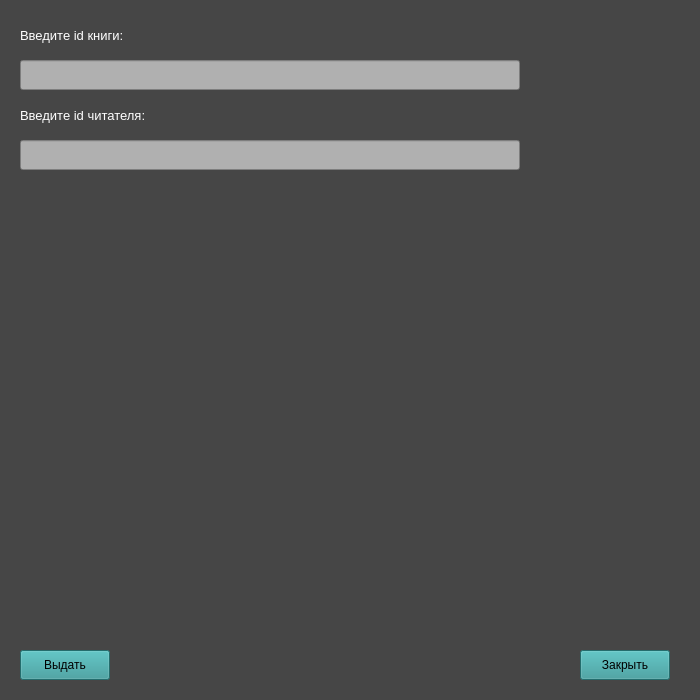
Old version of the form GiveBook.ui in the repository andrejmaznin/library.
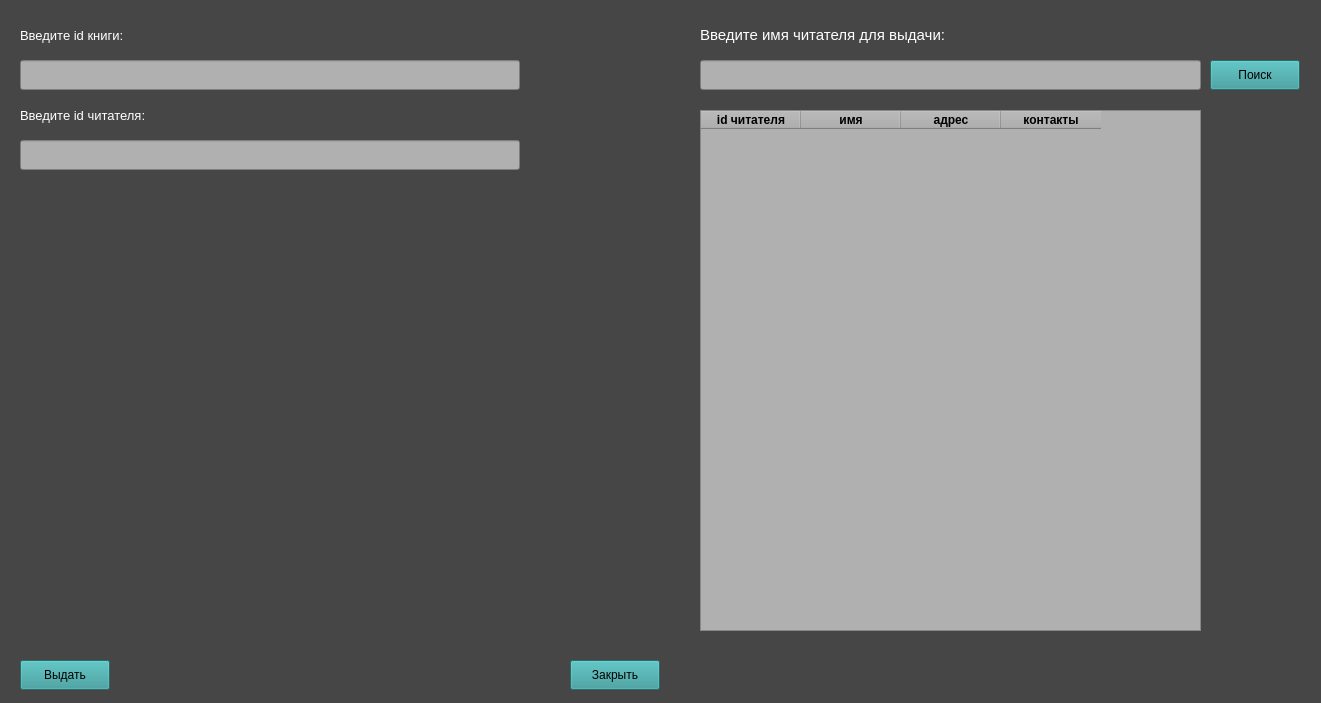
New version of the form.

Commit message: сделал поиск читателей в окне выдачи книг

Diff of the .ui file:
```diff
--- a/GiveBook.ui
+++ b/GiveBook.ui
@@ -6,8 +6,8 @@
    <rect>
     <x>0</x>
     <y>0</y>
-    <width>700</width>
-    <height>700</height>
+    <width>1321</width>
+    <height>703</height>
    </rect>
   </property>
   <property name="windowTitle">
@@ -141,7 +141,7 @@
    <property name="geometry">
     <rect>
      <x>20</x>
-     <y>650</y>
+     <y>660</y>
      <width>90</width>
      <height>30</height>
     </rect>
@@ -156,8 +156,8 @@
   <widget class="QPushButton" name="btn_cancel">
    <property name="geometry">
     <rect>
-     <x>580</x>
-     <y>650</y>
+     <x>570</x>
+     <y>660</y>
      <width>90</width>
      <height>30</height>
     </rect>
@@ -169,6 +169,118 @@
     <string>Закрыть</string>
    </property>
   </widget>
+  <widget class="QTableWidget" name="table_clients">
+   <property name="geometry">
+    <rect>
+     <x>700</x>
+     <y>110</y>
+     <width>501</width>
+     <height>521</height>
+    </rect>
+   </property>
+   <property name="styleSheet">
+    <string notr="true">background-color: rgb(176, 176, 176);
+</string>
+   </property>
+   <column>
+    <property name="text">
+     <string>id читателя</string>
+    </property>
+    <property name="font">
+     <font>
+      <pointsize>9</pointsize>
+      <weight>75</weight>
+      <bold>true</bold>
+     </font>
+    </property>
+   </column>
+   <column>
+    <property name="text">
+     <string>имя</string>
+    </property>
+    <property name="font">
+     <font>
+      <weight>75</weight>
+      <bold>true</bold>
+     </font>
+    </property>
+   </column>
+   <column>
+    <property name="text">
+     <string>адрес</string>
+    </property>
+    <property name="font">
+     <font>
+      <weight>75</weight>
+      <bold>true</bold>
+     </font>
+    </property>
+   </column>
+   <column>
+    <property name="text">
+     <string>контакты</string>
+    </property>
+    <property name="font">
+     <font>
+      <weight>75</weight>
+      <bold>true</bold>
+     </font>
+    </property>
+   </column>
+  </widget>
+  <widget class="QLineEdit" name="lineEdit_name">
+   <property name="geometry">
+    <rect>
+     <x>700</x>
+     <y>60</y>
+     <width>501</width>
+     <height>30</height>
+    </rect>
+   </property>
+   <property name="styleSheet">
+    <string notr="true">background-color: rgb(176, 176, 176);</string>
+   </property>
+  </widget>
+  <widget class="QLabel" name="label_client_name">
+   <property name="geometry">
+    <rect>
+     <x>700</x>
+     <y>20</y>
+     <width>301</width>
+     <height>30</height>
+    </rect>
+   </property>
+   <property name="font">
+    <font>
+     <pointsize>11</pointsize>
+    </font>
+   </property>
+   <property name="styleSheet">
+    <string notr="true">color: rgb(255, 255, 255);</string>
+   </property>
+   <property name="text">
+    <string>Введите имя читателя для выдачи:</string>
+   </property>
+  </widget>
+  <widget class="QPushButton" name="btn_search">
+   <property name="geometry">
+    <rect>
+     <x>1210</x>
+     <y>60</y>
+     <width>90</width>
+     <height>30</height>
+    </rect>
+   </property>
+   <property name="cursor">
+    <cursorShape>PointingHandCursor</cursorShape>
+   </property>
+   <property name="styleSheet">
+    <string notr="true">background-color: rgb(51, 153, 153);</string>
+   </property>
+   <property name="text">
+    <string>Поиск</string>
+   </property>
+  </widget>
  </widget>
  <resources/>
  <connections/>
```
The commit also changes 2 other files.
